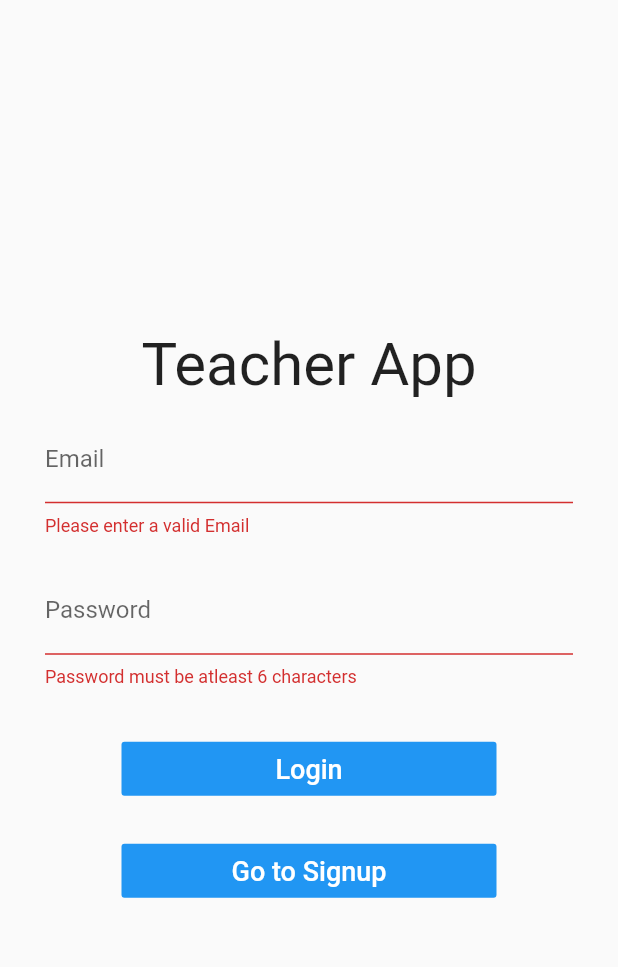
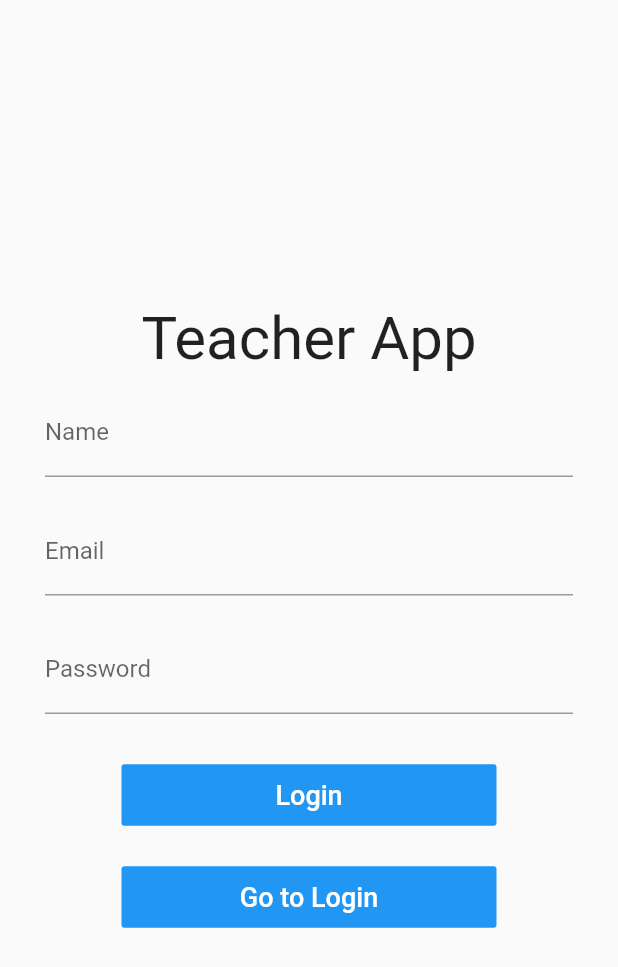
Before and after one commit to parikshitg/flutter_teacher_app, a Flutter app: the screen it shows after launch, after a tap on "Login", after a tap on "Go to Signup", on a phone screen of 412 x 824 dp. Shown: the top 967 px of the screen. Run offline on Flutter 3.47's test engine with Material 2 defaults, Android fonts, the phone set to English and light mode, and no system bars.

Commit message:
signup screen

```diff
--- a/lib/main.dart
+++ b/lib/main.dart
@@ -1,6 +1,7 @@
 import 'package:flutter/material.dart';
 
 import './screens/login_screen.dart';
+import './screens/signup_screen.dart';
 
 void main() => runApp(MyApp());
 
@@ -17,6 +18,7 @@ class MyApp extends StatelessWidget {
       home: LoginScreen(),
       routes: {
         LoginScreen.id: (context) => LoginScreen(),
+        SignupScreen.id: (context) => SignupScreen(),
       },
     );
   }
--- a/lib/screens/login_screen.dart
+++ b/lib/screens/login_screen.dart
@@ -1,4 +1,6 @@
 import 'package:flutter/material.dart';
+
+import './signup_screen.dart';
 
 class LoginScreen extends StatefulWidget {
 
@@ -11,7 +13,7 @@ class LoginScreen extends StatefulWidget {
 class _LoginScreenState extends State<LoginScreen> {
 
   final _formKey = GlobalKey<FormState>();
-  String _email, _password;
+  String  _email, _password;
 
   _submit() {
     if(_formKey.currentState.validate()){
@@ -55,7 +57,7 @@ class _LoginScreenState extends State<LoginScreen> {
                     child: TextFormField(
                       decoration: InputDecoration(labelText: 'Password'),
                       validator: (input) => input.length < 6 ? 'Password must be atleast 6 characters' : null,
-                      onSaved: (input) => _email = input,
+                      onSaved: (input) => _password = input,
                       obscureText: true,
                     ),
                   ),
@@ -65,6 +67,7 @@ class _LoginScreenState extends State<LoginScreen> {
                     child: FlatButton(
                       onPressed: _submit,
                       color: Colors.blue,
+                      padding: EdgeInsets.all(10.0),
                       child: Text("Login", style: TextStyle(color: Colors.white, fontSize: 18.0),),
                     ),
                   ),
@@ -72,8 +75,9 @@ class _LoginScreenState extends State<LoginScreen> {
                   Container(
                     width: 250.0,
                     child: FlatButton(
-                      onPressed: () => print("login clicked"),
+                      onPressed: () => Navigator.pushNamed(context, SignupScreen.id),
                       color: Colors.blue,
+                      padding: EdgeInsets.all(10.0),
                       child: Text("Go to Signup", style: TextStyle(color: Colors.white, fontSize: 18.0),),
                     ),
                   ),
--- /dev/null
+++ b/lib/screens/signup_screen.dart
@@ -0,0 +1,117 @@
+import 'package:flutter/material.dart';
+
+class SignupScreen extends StatefulWidget {
+  static final String id = 'signup_screen';
+
+  @override
+  _SignupScreenState createState() => _SignupScreenState();
+}
+
+class _SignupScreenState extends State<SignupScreen> {
+  final _formKey = GlobalKey<FormState>();
+  String _email, _password, _name;
+
+  _submit() {
+    if (_formKey.currentState.validate()) {
+      _formKey.currentState.save();
+      print(_email);
+      print(_password);
+      print(_name);
+    }
+  }
+
+  @override
+  Widget build(BuildContext context) {
+    return Scaffold(
+      body: SingleChildScrollView(
+        child: Container(
+          height: MediaQuery.of(context).size.height,
+          child: Column(
+            mainAxisAlignment: MainAxisAlignment.center,
+            crossAxisAlignment: CrossAxisAlignment.center,
+            children: <Widget>[
+              Text(
+                "Teacher App",
+                style: TextStyle(
+                  fontSize: 40.0,
+                ),
+              ),
+              Form(
+                key: _formKey,
+                child: Column(
+                  mainAxisSize: MainAxisSize.min,
+                  children: <Widget>[
+                    Padding(
+                      padding: EdgeInsets.symmetric(
+                          horizontal: 30.0, vertical: 10.0),
+                      child: TextFormField(
+                        decoration: InputDecoration(labelText: 'Name'),
+                        validator: (input) => input.trim().isEmpty
+                            ? 'Please enter a valid Name'
+                            : null,
+                        onSaved: (input) => _name = input,
+                      ),
+                    ),
+                    Padding(
+                      padding: EdgeInsets.symmetric(
+                          horizontal: 30.0, vertical: 10.0),
+                      child: TextFormField(
+                        decoration: InputDecoration(labelText: 'Email'),
+                        validator: (input) => !input.contains('@')
+                            ? 'Please enter a valid Email'
+                            : null,
+                        onSaved: (input) => _email = input,
+                      ),
+                    ),
+                    Padding(
+                      padding: EdgeInsets.symmetric(
+                          horizontal: 30.0, vertical: 10.0),
+                      child: TextFormField(
+                        decoration: InputDecoration(labelText: 'Password'),
+                        validator: (input) => input.length < 6
+                            ? 'Password must be atleast 6 characters'
+                            : null,
+                        onSaved: (input) => _password = input,
+                        obscureText: true,
+                      ),
+                    ),
+                    SizedBox(
+                      height: 20.0,
+                    ),
+                    Container(
+                      width: 250.0,
+                      child: FlatButton(
+                        onPressed: _submit,
+                        color: Colors.blue,
+                        padding: EdgeInsets.all(10.0),
+                        child: Text(
+                          "Login",
+                          style: TextStyle(color: Colors.white, fontSize: 18.0),
+                        ),
+                      ),
+                    ),
+                    SizedBox(
+                      height: 20.0,
+                    ),
+                    Container(
+                      width: 250.0,
+                      child: FlatButton(
+                        onPressed: () => Navigator.pop(context),
+                        color: Colors.blue,
+                        padding: EdgeInsets.all(10.0),
+                        child: Text(
+                          "Go to Login",
+                          style: TextStyle(color: Colors.white, fontSize: 18.0),
+                        ),
+                      ),
+                    ),
+                  ],
+                ),
+              ),
+            ],
+          ),
+        ),
+      ),
+    );
+  }
+}
```
